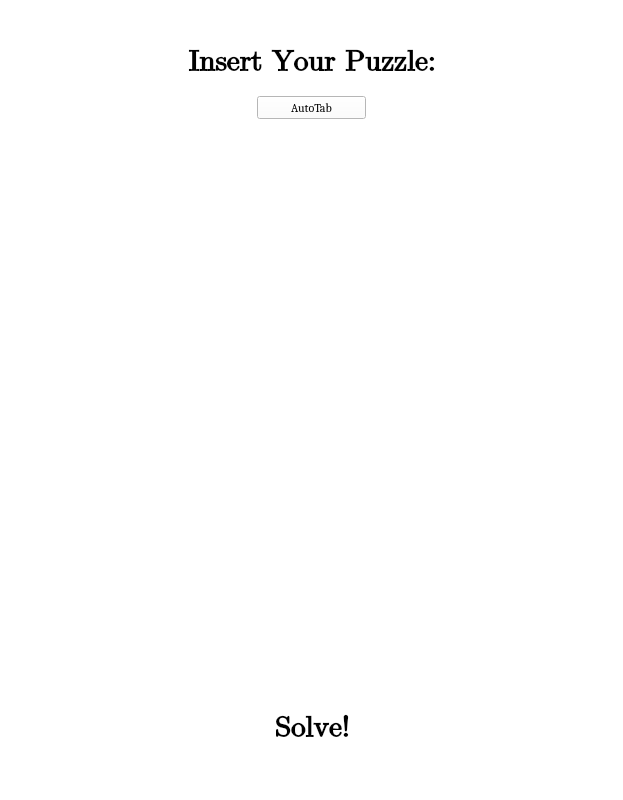
The window that mainwindow.ui (HayatoTenryuu/Qt-Sudoku-Solver) describes before a commit, drawn with Qt 5.
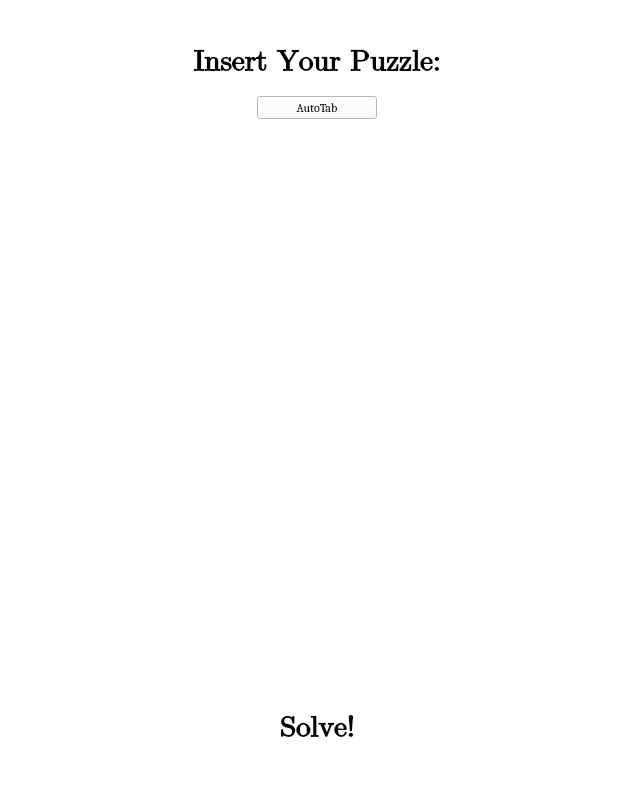
The same window after the commit. Icons and pictures are not drawn.

Diff of the .ui file:
```diff
--- a/mainwindow.ui
+++ b/mainwindow.ui
@@ -6,7 +6,7 @@
    <rect>
     <x>0</x>
     <y>0</y>
-    <width>623</width>
+    <width>634</width>
     <height>800</height>
    </rect>
   </property>
```
Left out of the diff: 1 changed line with no effect on the pictures.
